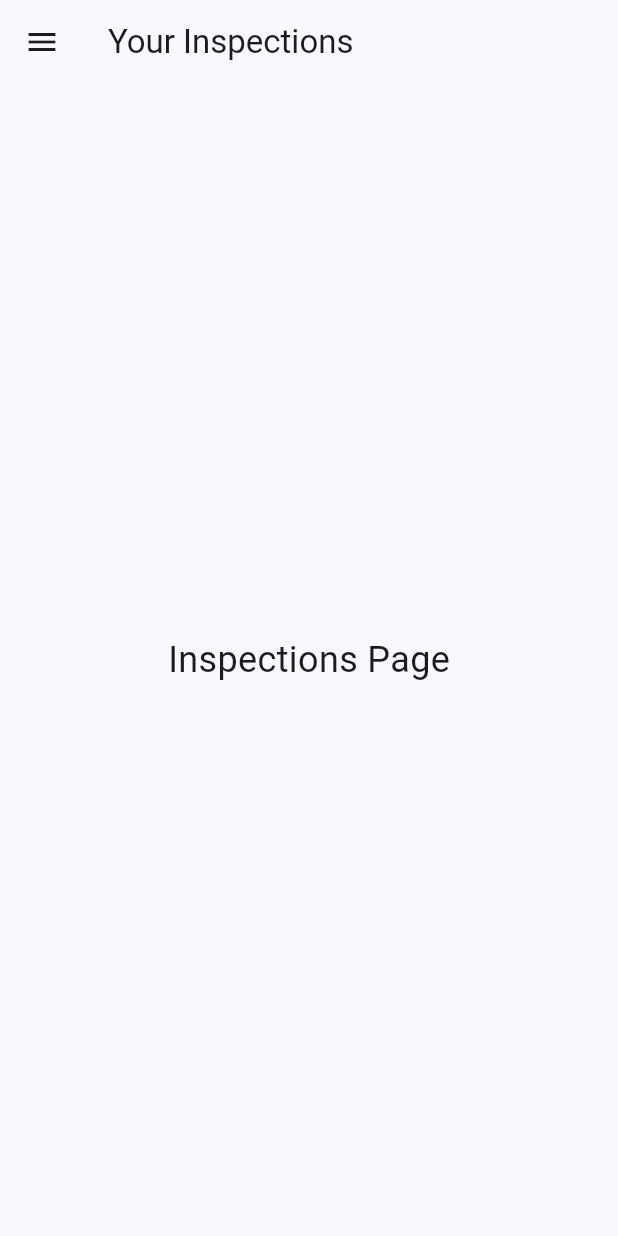
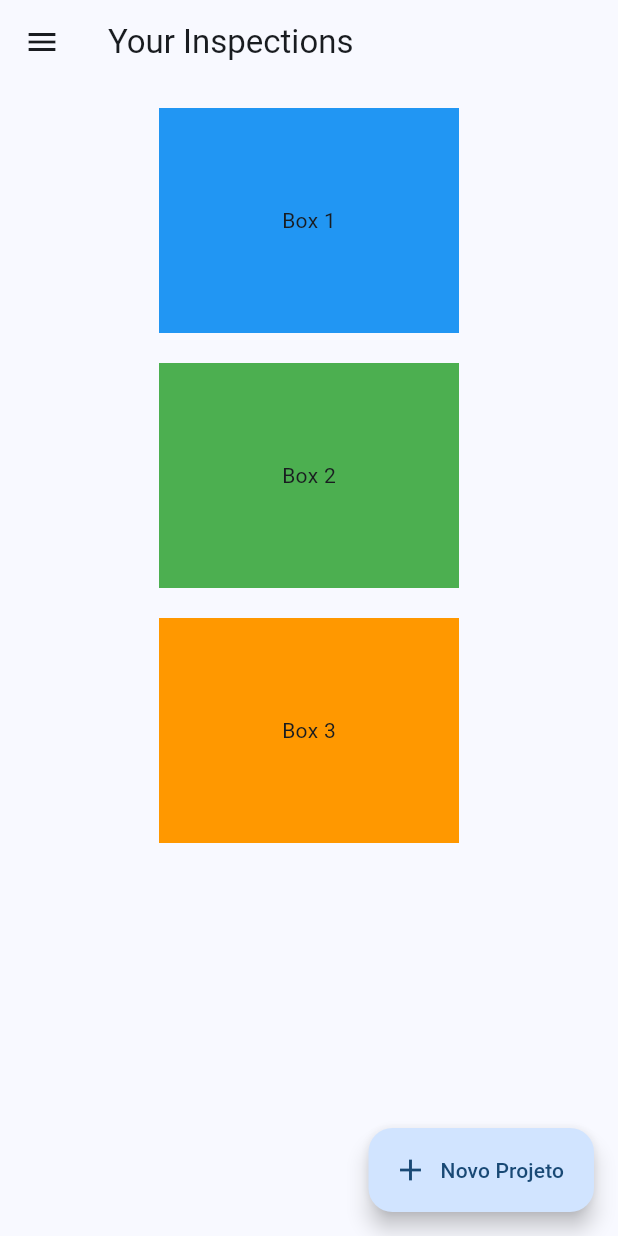
Before and after one commit to JoaoAbrantes977/ProjetoFinalFlutter, a Flutter app: the InspectionsPage screen opened directly, on a phone screen of 412 x 824 dp. Run offline on Flutter 3.47's test engine with Material 3 defaults, Android fonts, the phone set to English and light mode, and no system bars; our stand-ins replace shared_preferences; accounts and stored records are empty.

Commit message:
add inspection created

```diff
--- a/lib/inspection.dart
+++ b/lib/inspection.dart
@@ -1,5 +1,7 @@
 import 'package:flutter/material.dart';
 import 'package:projeto_final_flutter/login.dart';
+
+import 'inspection/create-inspection.dart';
 
 class InspectionsPage extends StatefulWidget {
   @override
@@ -17,7 +19,7 @@ class InspectionsPageState extends State<InspectionsPage> {
         child: ListView(
           padding: EdgeInsets.zero,
           children: <Widget>[
-            DrawerHeader(
+            const DrawerHeader(
               decoration: BoxDecoration(
                 color: Colors.blue,
               ),
@@ -49,26 +51,26 @@ class InspectionsPageState extends State<InspectionsPage> {
             ),
             ListTile(
               leading: Icon(Icons.account_circle),
-              title: Text('Profile'),
+              title: const Text('Profile'),
               onTap: () {
                 // Navigate to profile screen
               },
             ),
             ListTile(
               leading: Icon(Icons.logout),
-              title: Text('Log out'),
+              title: const Text('Log out'),
               onTap: () {
                 Navigator.pushReplacement(
                   context,
-                  MaterialPageRoute(builder: (context) =>  LoginPage()),
+                  MaterialPageRoute(builder: (context) => LoginPage()),
                 );
               },
             ),
             Divider(),
             ListTile(
-              leading: Icon(Icons.info),
-              title: Text('App Version'),
-              subtitle: Text('1.0.0'),
+              leading: const Icon(Icons.info),
+              title: const Text('App Version'),
+              subtitle: const Text('1.0.0'),
               onTap: () {
                 // Show app version information
               },
@@ -77,21 +79,48 @@ class InspectionsPageState extends State<InspectionsPage> {
           ],
         ),
       ),
-      body: const Center(
-        child: Padding(
-          padding: EdgeInsets.all(16.0),
-          child: Column(
-            mainAxisAlignment: MainAxisAlignment.center,
-            children: <Widget>[
-              Text(
-                'Inspections Page',
-                style: TextStyle(fontSize: 24),
-              ),
-              // Add your inspection related content here
-            ],
+      body: ListView(
+        children: [
+          Padding(
+            padding: const EdgeInsets.all(16.0),
+            child: Column(
+              children: <Widget>[
+                Container(
+                  width: 200,
+                  height: 150,
+                  color: Colors.blue,
+                  child: const Center(child: Text('Box 1')),
+                ),
+                const SizedBox(height: 20),
+                Container(
+                  width: 200,
+                  height: 150,
+                  color: Colors.green,
+                  child: const Center(child: Text('Box 2')),
+                ),
+                const SizedBox(height: 20),
+                Container(
+                  width: 200,
+                  height: 150,
+                  color: Colors.orange,
+                  child: const Center(child: Text('Box 3')),
+                ),
+              ],
+            ),
           ),
-        ),
+        ],
       ),
+      floatingActionButton: FloatingActionButton.extended(
+        onPressed: () {
+          Navigator.push(
+            context,
+            MaterialPageRoute(builder: (context) => CreateInspectionPage()),
+          );
+        },
+        label: Text('Novo Projeto'),
+        icon: Icon(Icons.add),
+      ),
+      floatingActionButtonLocation: FloatingActionButtonLocation.endFloat,
     );
   }
 }
```
Also changed, not shown: lib/inspection/create-inspection.dart (added, +223 -0 lines), lib/register.dart (+4 -5 lines).
